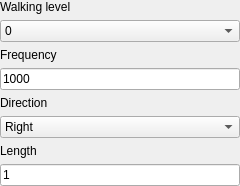
analogdevicesinc/scopy, file ui/patterns/walkingpattern.ui: the form before one commit.
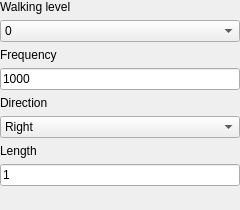
The form after the commit.

Patch:
```diff
--- a/ui/patterns/walkingpattern.ui
+++ b/ui/patterns/walkingpattern.ui
@@ -7,7 +7,7 @@
     <x>0</x>
     <y>0</y>
     <width>240</width>
-    <height>186</height>
+    <height>210</height>
    </rect>
   </property>
   <property name="windowTitle">
@@ -96,6 +96,19 @@
      </property>
     </widget>
    </item>
+   <item row="8" column="0">
+    <spacer name="verticalSpacer">
+     <property name="orientation">
+      <enum>Qt::Vertical</enum>
+     </property>
+     <property name="sizeHint" stdset="0">
+      <size>
+       <width>20</width>
+       <height>40</height>
+      </size>
+     </property>
+    </spacer>
+   </item>
   </layout>
  </widget>
  <resources/>
```
